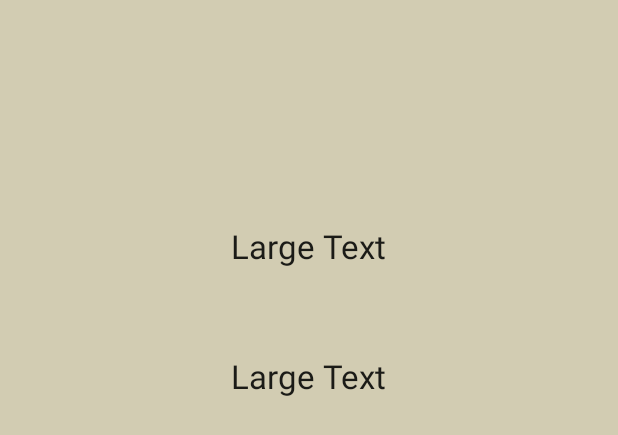
After one commit to Natureboy/Uncommon_Roasters, an Android app: the layout activity_preparation.xml on its own in the app's theme, with its tools: preview values and no code run, on a phone screen of 412 x 824 dp. The commit adds this screen. Shown: the top 435 px of the screen. Run offline under Robolectric (Android 15) with nearby library versions, the phone set to English and light mode, and no system bars.

Commit message:
Added new "Intermediate" activity where more information about the brewing process can be conveyed to user about what they will need to successfully brew.

```diff
--- a/app/src/main/java/com/teamcoffee/coffeewizard/DialActivity.java
+++ b/app/src/main/java/com/teamcoffee/coffeewizard/DialActivity.java
@@ -277,9 +277,10 @@ public class DialActivity extends ActionBarActivity {
             timerEvents.put(0, "Pour to " + waterLevel + "g of Water");
         }
 
-        Intent intent = new Intent(this, CountdownActivity.class);
+        Intent intent = new Intent(this, PreparationActivity.class);
         intent.putExtra("time", Integer.toString(time));
         intent.putExtra("events", timerEvents);
+        intent.putExtra("weight", weightLevel);
 
         startActivity(intent);
     }
--- a/app/src/main/res/layout/activity_brews.xml
+++ b/app/src/main/res/layout/activity_brews.xml
@@ -23,7 +23,7 @@
             android:gravity="center"
             android:padding="4dp"
             android:onClick="recentButton"
-            />
+            android:layout_marginRight="10dp" />
 
         <Button
             android:layout_width="wrap_content"
--- /dev/null
+++ b/app/src/main/res/layout/activity_preparation.xml
@@ -0,0 +1,29 @@
+<RelativeLayout xmlns:android="http://schemas.android.com/apk/res/android"
+    xmlns:tools="http://schemas.android.com/tools" android:layout_width="match_parent"
+    android:layout_height="match_parent" android:paddingLeft="@dimen/activity_horizontal_margin"
+    android:paddingRight="@dimen/activity_horizontal_margin"
+    android:paddingTop="@dimen/activity_vertical_margin"
+    android:paddingBottom="@dimen/activity_vertical_margin"
+    tools:context="com.teamcoffee.coffeewizard.PreparationActivity"
+    android:background="#D2CCB2">
+
+    <TextView
+        android:layout_width="wrap_content"
+        android:layout_height="wrap_content"
+        android:textAppearance="?android:attr/textAppearanceLarge"
+        android:text="Large Text"
+        android:id="@+id/prepTime"
+        android:layout_alignParentTop="true"
+        android:layout_centerHorizontal="true"
+        android:layout_marginTop="133dp" />
+
+    <TextView
+        android:layout_width="wrap_content"
+        android:layout_height="wrap_content"
+        android:textAppearance="?android:attr/textAppearanceLarge"
+        android:text="Large Text"
+        android:id="@+id/prepWeight"
+        android:layout_below="@+id/prepTime"
+        android:layout_centerHorizontal="true"
+        android:layout_marginTop="57dp" />
+</RelativeLayout>
--- a/app/src/main/res/layout/recipes_list.xml
+++ b/app/src/main/res/layout/recipes_list.xml
@@ -6,7 +6,7 @@
 
     <TableRow
         android:layout_width="fill_parent"
-        android:layout_height="fill_parent"
+        android:layout_height="wrap_content"
         android:weightSum="1"
         android:focusableInTouchMode="false"
         android:id="@+id/tableRow">
--- a/app/src/main/res/values/strings.xml
+++ b/app/src/main/res/values/strings.xml
@@ -30,4 +30,5 @@
     <string name="brewer">Brewer</string>
     <string name="density">Density</string>
     <string name="volume">Volume</string>
+    <string name="title_activity_preparation">preparation</string>
 </resources>
```
Also changed, not shown: app/src/main/AndroidManifest.xml (+17 -1 lines), app/src/main/java/com/teamcoffee/coffeewizard/PreparationActivity.java (added, +53 -0 lines), app/src/main/java/com/teamcoffee/coffeewizard/RecipesCursorAdapter.java (+5 -7 lines), app/src/main/res/menu/menu_preparation.xml (added, +7 -0 lines).
